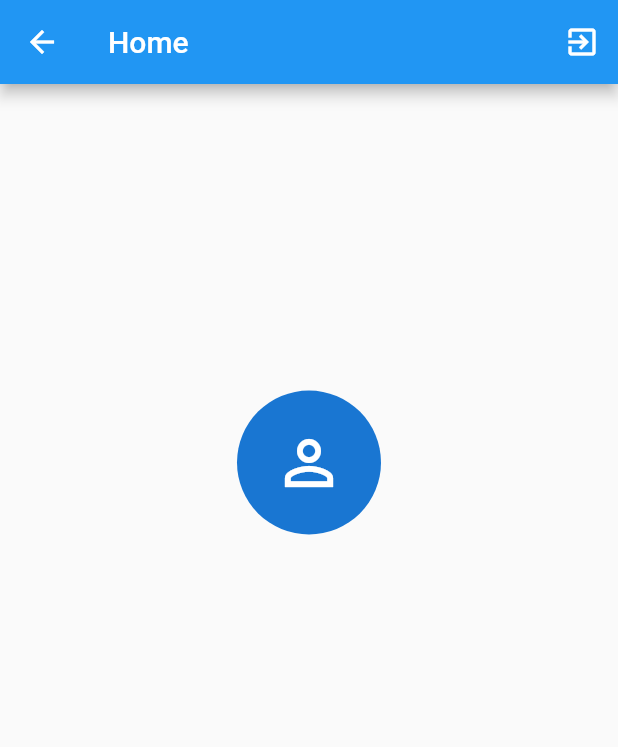
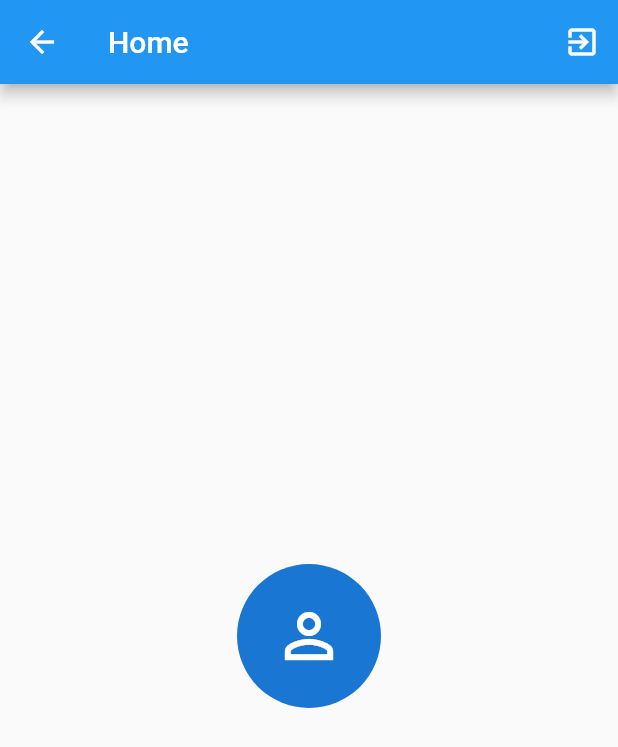
Before and after one commit to maxonflutter/flutter_authentication_flow_builder_bloc, a Flutter app: the HomeScreen screen opened directly, on a phone screen of 412 x 824 dp. Shown: the top 747 px of the screen. Run offline on Flutter 3.47's test engine with Material 2 defaults, Android fonts, the phone set to English and light mode, and no system bars; our stand-ins replace bloc, equatable, firebase_auth, firebase_core, flutter_bloc; missing offline and left inert: flow_builder; accounts and stored records are empty; generated files the repository leaves out were written again.

Commit message:
Clean up

```diff
--- a/lib/blocs/app/app_bloc.dart
+++ b/lib/blocs/app/app_bloc.dart
@@ -11,7 +11,7 @@ part 'app_state.dart';
 
 class AppBloc extends Bloc<AppEvent, AppState> {
   final AuthRepository _authRepository;
-  late final StreamSubscription<User> _userSubscription;
+  StreamSubscription<User>? _userSubscription;
 
   AppBloc({required AuthRepository authRepository})
       : _authRepository = authRepository,
@@ -48,7 +48,7 @@ class AppBloc extends Bloc<AppEvent, AppState> {
 
   @override
   Future<void> close() {
-    _userSubscription.cancel();
+    _userSubscription?.cancel();
     return super.close();
   }
 }
--- a/lib/blocs/app/app_state.dart
+++ b/lib/blocs/app/app_state.dart
@@ -3,6 +3,9 @@ part of 'app_bloc.dart';
 enum AppStatus { authenticated, unauthenticated }
 
 class AppState extends Equatable {
+  final AppStatus status;
+  final User user;
+
   const AppState._({
     required this.status,
     this.user = User.empty,
@@ -16,9 +19,6 @@ class AppState extends Equatable {
 
   const AppState.unauthenticated() : this._(status: AppStatus.unauthenticated);
 
-  final AppStatus status;
-  final User user;
-
   @override
   List<Object> get props => [status, user];
 }
--- a/lib/cubits/login/login_cubit.dart
+++ b/lib/cubits/login/login_cubit.dart
@@ -6,9 +6,9 @@ import '/repositories/repositories.dart';
 part 'login_state.dart';
 
 class LoginCubit extends Cubit<LoginState> {
+  final AuthRepository _authRepository;
+
   LoginCubit(this._authRepository) : super(LoginState.initial());
-
-  final AuthRepository _authRepository;
 
   void emailChanged(String value) {
     emit(
--- a/lib/cubits/login/login_state.dart
+++ b/lib/cubits/login/login_state.dart
@@ -21,9 +21,6 @@ class LoginState extends Equatable {
     );
   }
 
-  @override
-  List<Object> get props => [email, password, status];
-
   LoginState copyWith({
     String? email,
     String? password,
@@ -35,4 +32,7 @@ class LoginState extends Equatable {
       status: status ?? this.status,
     );
   }
+
+  @override
+  List<Object> get props => [email, password, status];
 }
--- a/lib/cubits/signup/signup_cubit.dart
+++ b/lib/cubits/signup/signup_cubit.dart
@@ -6,9 +6,9 @@ import '/repositories/repositories.dart';
 part 'signup_state.dart';
 
 class SignupCubit extends Cubit<SignupState> {
+  final AuthRepository _authRepository;
+
   SignupCubit(this._authRepository) : super(SignupState.initial());
-
-  final AuthRepository _authRepository;
 
   void emailChanged(String value) {
     emit(
@@ -28,7 +28,7 @@ class SignupCubit extends Cubit<SignupState> {
     );
   }
 
-  Future<void> SignupFormSubmitted() async {
+  Future<void> signupFormSubmitted() async {
     if (state.status == SignupStatus.submitting) return;
     emit(state.copyWith(status: SignupStatus.submitting));
     try {
--- a/lib/models/user_model.dart
+++ b/lib/models/user_model.dart
@@ -13,7 +13,6 @@ class User extends Equatable {
   final String? name;
   final String? photo;
 
-  /// Empty user which represents an unauthenticated user.
   static const empty = User(id: '');
 
   bool get isEmpty => this == User.empty;
--- a/lib/screens/home_screen.dart
+++ b/lib/screens/home_screen.dart
@@ -7,13 +7,8 @@ class HomeScreen extends StatelessWidget {
 
   static Page page() => const MaterialPage<void>(child: HomeScreen());
 
-  static Route route() {
-    return MaterialPageRoute<void>(builder: (_) => const HomeScreen());
-  }
-
   @override
   Widget build(BuildContext context) {
-    final textTheme = Theme.of(context).textTheme;
     final user = context.select((AppBloc bloc) => bloc.state.user);
 
     return Scaffold(
@@ -21,45 +16,29 @@ class HomeScreen extends StatelessWidget {
         title: const Text('Home'),
         actions: [
           IconButton(
-            key: const Key('HomeScreen_logout_iconButton'),
             icon: const Icon(Icons.exit_to_app),
             onPressed: () => context.read<AppBloc>().add(AppLogoutRequested()),
           )
         ],
       ),
       body: Align(
-        alignment: const Alignment(0, -1 / 3),
+        alignment: const Alignment(0, 0),
         child: Column(
-          mainAxisSize: MainAxisSize.min,
-          children: <Widget>[
-            Avatar(photo: user.photo),
+          mainAxisAlignment: MainAxisAlignment.center,
+          children: [
+            CircleAvatar(
+              radius: 48,
+              backgroundImage:
+                  user.photo != null ? NetworkImage(user.photo!) : null,
+              child: user.photo == null
+                  ? const Icon(Icons.person_outline, size: 48)
+                  : null,
+            ),
             const SizedBox(height: 4),
-            Text(user.email ?? '', style: textTheme.headline6),
-            const SizedBox(height: 4),
-            Text(user.name ?? '', style: textTheme.headline5),
+            Text(user.email ?? '', style: const TextStyle(fontSize: 24)),
           ],
         ),
       ),
     );
   }
 }
-
-const _avatarSize = 48.0;
-
-class Avatar extends StatelessWidget {
-  const Avatar({Key? key, this.photo}) : super(key: key);
-
-  final String? photo;
-
-  @override
-  Widget build(BuildContext context) {
-    final photo = this.photo;
-    return CircleAvatar(
-      radius: _avatarSize,
-      backgroundImage: photo != null ? NetworkImage(photo) : null,
-      child: photo == null
-          ? const Icon(Icons.person_outline, size: _avatarSize)
-          : null,
-    );
-  }
-}
--- a/lib/screens/login_screen.dart
+++ b/lib/screens/login_screen.dart
@@ -57,7 +57,6 @@ class _EmailInput extends StatelessWidget {
       buildWhen: (previous, current) => previous.email != current.email,
       builder: (context, state) {
         return TextField(
-          key: const Key('loginForm_emailInput_textField'),
           onChanged: (email) {
             context.read<LoginCubit>().emailChanged(email);
           },
@@ -75,7 +74,6 @@ class _PasswordInput extends StatelessWidget {
       buildWhen: (previous, current) => previous.password != current.password,
       builder: (context, state) {
         return TextField(
-          key: const Key('loginForm_passwordInput_textField'),
           onChanged: (password) {
             context.read<LoginCubit>().passwordChanged(password);
           },
@@ -96,7 +94,6 @@ class _LoginButton extends StatelessWidget {
         return state.status == LoginStatus.submitting
             ? const CircularProgressIndicator()
             : ElevatedButton(
-                key: const Key('loginForm_continue_raisedButton'),
                 style: ElevatedButton.styleFrom(
                   fixedSize: const Size(200, 40),
                 ),
@@ -114,7 +111,6 @@ class _SignupButton extends StatelessWidget {
   @override
   Widget build(BuildContext context) {
     return ElevatedButton(
-      key: const Key('loginForm_createAccount_flatButton'),
       style: ElevatedButton.styleFrom(
         primary: Colors.white,
         fixedSize: const Size(200, 40),
--- a/lib/screens/signup_screen.dart
+++ b/lib/screens/signup_screen.dart
@@ -60,7 +60,6 @@ class _EmailInput extends StatelessWidget {
       buildWhen: (previous, current) => previous.email != current.email,
       builder: (context, state) {
         return TextField(
-          key: const Key('SignupForm_emailInput_textField'),
           onChanged: (email) {
             context.read<SignupCubit>().emailChanged(email);
           },
@@ -78,7 +77,6 @@ class _PasswordInput extends StatelessWidget {
       buildWhen: (previous, current) => previous.password != current.password,
       builder: (context, state) {
         return TextField(
-          key: const Key('SignupForm_passwordInput_textField'),
           onChanged: (password) {
             context.read<SignupCubit>().passwordChanged(password);
           },
@@ -99,13 +97,12 @@ class _SignupButton extends StatelessWidget {
         return state.status == SignupStatus.submitting
             ? const CircularProgressIndicator()
             : ElevatedButton(
-                key: const Key('SignupForm_continue_raisedButton'),
                 style: ElevatedButton.styleFrom(
                   primary: Colors.blue,
                   fixedSize: const Size(200, 40),
                 ),
                 onPressed: () {
-                  context.read<SignupCubit>().SignupFormSubmitted();
+                  context.read<SignupCubit>().signupFormSubmitted();
                 },
                 child: const Text(
                   'SIGN UP',
```
Also changed, not shown: lib/cubits/signup/signup_state.dart (+3 -4 lines).
